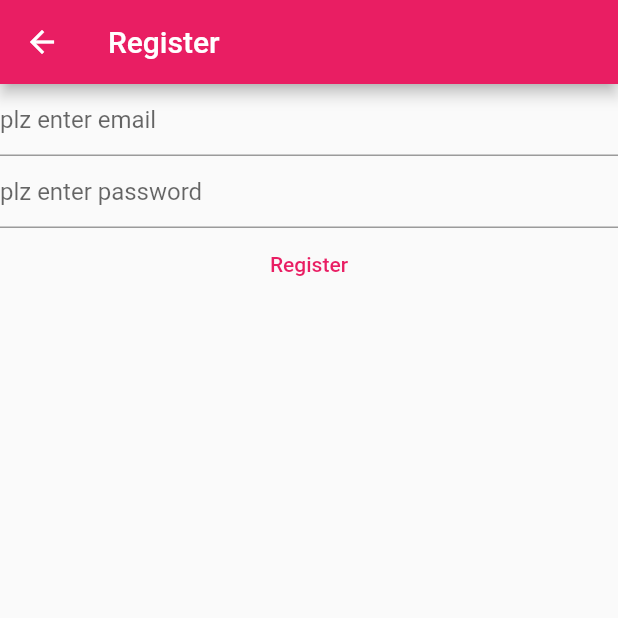
After one commit to mb-ftme/flutter-http-simple, a Flutter app: the RegisterView screen opened directly, on a phone screen of 412 x 824 dp, the top half of it. The commit adds this screen. Run offline on Flutter 3.47's test engine with Material 2 defaults, Android fonts, the phone set to English and light mode, and no system bars; network calls fail.

Commit message:
create login and register in homePage

```diff
--- /dev/null
+++ b/lib/register-view.dart
@@ -0,0 +1,93 @@
+import 'dart:convert';
+
+import 'package:flutter/material.dart';
+import 'package:http/http.dart' as http;
+
+class RegisterView extends StatefulWidget {
+  const RegisterView({Key? key}) : super(key: key);
+
+  @override
+  State<RegisterView> createState() => _RegisterViewState();
+}
+
+class _RegisterViewState extends State<RegisterView> {
+  late final TextEditingController _email;
+  late final TextEditingController _password;
+
+  @override
+  void initState() {
+    _email = TextEditingController();
+    _password = TextEditingController();
+
+    super.initState();
+  }
+
+  @override
+  void dispose() {
+    _email.dispose();
+    _password.dispose();
+    super.dispose();
+  }
+
+  void register({String? password, String? userName}) async {
+    http.Response res = await http.post(
+      Uri.parse('http://localhost:4558/api/v1/auth/register'),
+      headers: <String, String>{
+        'Content-Type': 'application/json; charset=UTF-8',
+      },
+      body: jsonEncode(<String?, String?>{
+        'userName': userName,
+        'password': password,
+      }),
+    );
+    print(res);
+    print(jsonDecode(res.body));
+  }
+
+  // void senddataforregister() async {
+  //   print("function is ok");
+  //   http.Response res = await http.post(
+  //     Uri.parse('https://jsonplaceholder.typicode.com/albums'),
+  //     headers: <String, String>{
+  //       'Content-Type': 'application/json; charset=UTF-8',
+  //     },
+  //     body: jsonEncode(<String, String>{
+  //       'title': 'aut',
+  //     }),
+  //   );
+  //   print(res);
+  //   print(jsonDecode(res.body));
+  // }
+
+  @override
+  Widget build(BuildContext context) {
+    return Scaffold(
+      appBar: AppBar(
+        title: const Text('Register'),
+      ),
+      body: Column(children: [
+        TextField(
+          controller: _email,
+          decoration: const InputDecoration(hintText: 'plz enter email'),
+        ),
+        TextField(
+          controller: _password,
+          obscureText: true,
+          enableSuggestions: false,
+          autocorrect: false,
+          keyboardType: TextInputType.emailAddress,
+          decoration: const InputDecoration(hintText: 'plz enter password'),
+        ),
+        TextButton(
+          onPressed: () async {
+            final email = _email.text;
+            final password = _password.text;
+            print(email + password);
+            register(password: password, userName: email);
+          },
+          child: const Text('Register'),
+        ),
+      ]),
+    );
+  }
+}
```
Also changed, not shown: lib/login-view.dart (added, +89 -0 lines), lib/main.dart (+66 -75 lines).
